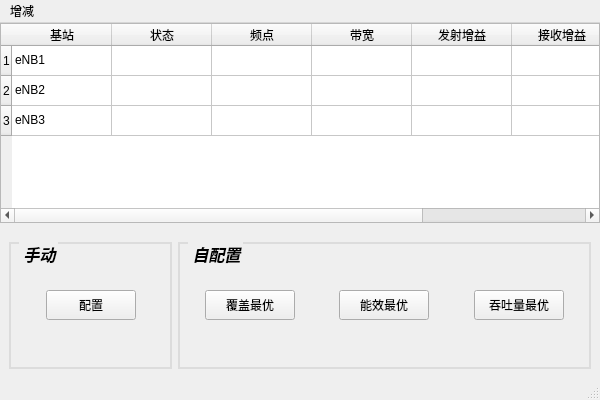
Qt form GUIVersion_2/config_mainwindow.ui (aobocodo/QT_System) before a commit.
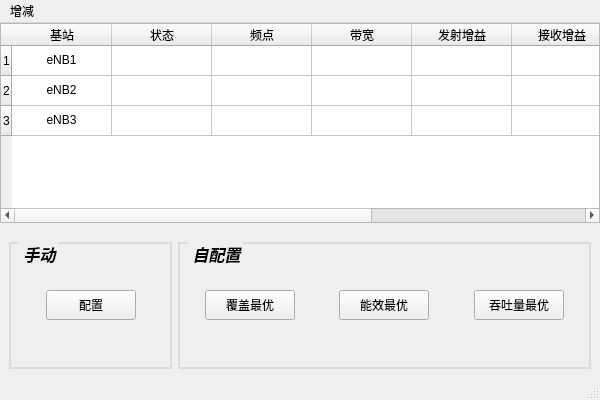
The same form after that commit.

Commit message: [M]add window title,add PRB allot

```diff
--- a/GUIVersion_2/config_mainwindow.ui
+++ b/GUIVersion_2/config_mainwindow.ui
@@ -91,24 +91,62 @@
         <string>功率</string>
        </property>
       </column>
+      <column>
+       <property name="text">
+        <string>PRB分配</string>
+       </property>
+      </column>
       <item row="0" column="0">
        <property name="text">
         <string>eNB1</string>
        </property>
+       <property name="textAlignment">
+        <set>AlignCenter</set>
+       </property>
       </item>
       <item row="0" column="1">
        <property name="text">
         <string/>
        </property>
       </item>
+      <item row="0" column="7">
+       <property name="text">
+        <string>0111010011101</string>
+       </property>
+       <property name="flags">
+        <set>ItemIsSelectable|ItemIsEditable|ItemIsDragEnabled|ItemIsUserCheckable|ItemIsEnabled</set>
+       </property>
+      </item>
       <item row="1" column="0">
        <property name="text">
         <string>eNB2</string>
        </property>
+       <property name="textAlignment">
+        <set>AlignCenter</set>
+       </property>
+      </item>
+      <item row="1" column="7">
+       <property name="text">
+        <string>0111010011101</string>
+       </property>
+       <property name="flags">
+        <set>ItemIsSelectable|ItemIsEditable|ItemIsDragEnabled|ItemIsUserCheckable|ItemIsEnabled</set>
+       </property>
       </item>
       <item row="2" column="0">
        <property name="text">
         <string>eNB3</string>
+       </property>
+       <property name="textAlignment">
+        <set>AlignCenter</set>
+       </property>
+      </item>
+      <item row="2" column="7">
+       <property name="text">
+        <string>0111010011101</string>
+       </property>
+       <property name="flags">
+        <set>ItemIsSelectable|ItemIsEditable|ItemIsDragEnabled|ItemIsUserCheckable|ItemIsEnabled</set>
        </property>
       </item>
      </widget>
```
The commit also changes 5 other files.
